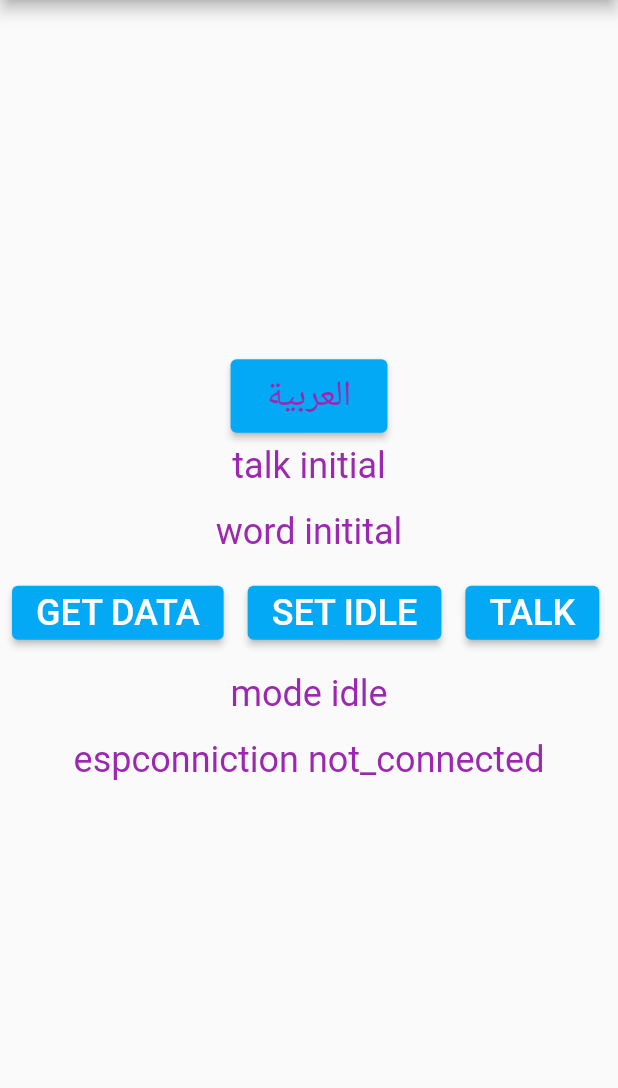
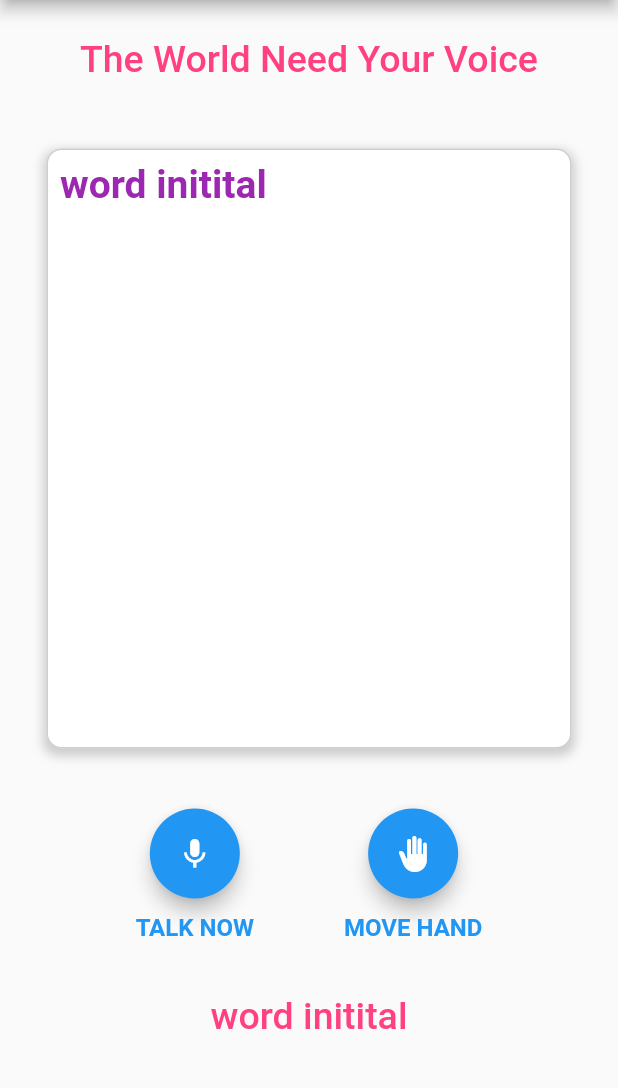
Before and after one commit to Thanoon12k/hand-moving-sensor, a Flutter app: the WIFISCREEN screen opened directly, after a tap on the "arrow back" icon, on a phone screen of 412 x 824 dp, the part 84-1172 px from its top. Run offline on Flutter 3.47's test engine with Material 2 defaults, Android fonts, the phone set to English and light mode, and no system bars; our stand-ins replace flutter_tts, get, permission_handler, speech_to_text.

Commit message:
two homes full of wrongs

```diff
--- /dev/null
+++ b/lib/homeold.dart
@@ -0,0 +1,114 @@
+import 'package:flutter/material.dart';
+import 'package:get/get.dart';
+import 'package:wifi/controller.dart';
+import 'package:wifi/stt_controller.dart';
+import 'package:wifi/tts_controller.dart';
+import 'package:wifi/widgets/google_mic.dart';
+import 'package:wifi/widgets/rounded_button.dart';
+import 'package:wifi/widgets/widgets.dart';
+import 'package:wifi/wifi.dart';
+
+class HomeOld extends StatelessWidget {
+  EspManager espcontroller = Get.put(EspManager());
+  Text2SpeechManager ttscontroller = Get.put(Text2SpeechManager());
+  Speech2TextManager sttcontroller = Get.put(Speech2TextManager());
+  var buttontext = "new";
+
+  HomeOld({super.key});
+  @override
+  Widget build(BuildContext context) {
+    return Scaffold(
+      appBar: AppBar(
+        leading: IconButton(
+            icon: const Icon(
+              Icons.wifi,
+              color: Colors.white,
+              size: 30,
+            ),
+            onPressed: () {
+              espcontroller.current_mode.value = "idle";
+              Get.to(() => WIFISCREEN());
+            }),
+        title: const Text(
+          'REACH TO ALL',
+          style: TextStyle(color: Colors.white, fontSize: 24),
+        ),
+      ),
+      body: Column(children: [
+        const SizedBox(height: 25),
+        Container(
+          padding: const EdgeInsets.symmetric(horizontal: 25),
+          alignment: Alignment.topCenter,
+          child: const Text(
+            'The World Need Your Voice',
+            style: TextStyle(
+              fontSize: 25,
+              color: Colors.pinkAccent,
+              fontWeight: FontWeight.w500,
+            ),
+          ),
+        ),
+        const SizedBox(height: 45),
+        Container(
+          width: 350,
+          height: 400,
+          decoration: BoxDecoration(
+            color: Colors.white,
+            borderRadius: BorderRadius.circular(10.0),
+            boxShadow: [
+              BoxShadow(
+                color: Colors.grey.withOpacity(0.5),
+                spreadRadius: 2,
+                blurRadius: 5,
+                offset: Offset(0, 3), // changes position of shadow
+              ),
+            ],
+            border: Border.all(
+              color: Colors.grey.withOpacity(0.5),
+              width: 1.0,
+            ),
+          ),
+          child: Padding(
+            padding: const EdgeInsets.all(8.0),
+            child: Obx(
+              () => Text(
+                espcontroller.new_word.value,
+                style: const TextStyle(
+                  fontSize: 26,
+                  color: Colors.purple,
+                  fontWeight: FontWeight.w700,
+                  decorationColor: Colors.purple,
+                  decorationThickness: 2,
+                ),
+              ),
+            ),
+          ),
+        ),
+        const SizedBox(height: 10),
+        Row(
+          mainAxisAlignment: MainAxisAlignment.center,
+          children: [
+            RoundButton(
+              icon: Icons.mic,
+              text: "TALK NOW",
+              controller: espcontroller,
+              sttcontroller: sttcontroller,
+              ttscontroller: ttscontroller,
+            ),
+            RoundButton(
+              icon: Icons.back_hand,
+              text: "MOVE HAND",
+              controller: espcontroller,
+              sttcontroller: sttcontroller,
+              ttscontroller: ttscontroller,
+            ),
+          ],
+        ),
+        const SizedBox(
+          height: 20,
+        ),
+        TextContainer(text: espcontroller.new_word.value),
+      ]),
+    );
+  }
+}
--- a/lib/main.dart
+++ b/lib/main.dart
@@ -1,6 +1,7 @@
 import 'package:flutter/material.dart';
 import 'package:get/get.dart';
-import 'home.dart';
+import 'HomeOld.dart';
+import 'homeok.dart';
 
 void main() {
   runApp(const MyApp());
@@ -16,7 +17,7 @@ class MyApp extends StatelessWidget {
       theme: ThemeData(
         primarySwatch: Colors.lightBlue,
       ),
-      home: HomeScreen(),
+      home: HomeOld(),
     );
   }
 }
--- /dev/null
+++ b/lib/widgets/rounded_button.dart
@@ -0,0 +1,74 @@
+import 'package:flutter/material.dart';
+
+import '../controller.dart';
+import '../stt_controller.dart';
+import '../tts_controller.dart';
+
+class RoundButton extends StatelessWidget {
+  final IconData icon;
+  final String text;
+  final EspManager controller;
+  final Text2SpeechManager ttscontroller;
+  final Speech2TextManager sttcontroller;
+
+  RoundButton({
+    required this.icon,
+    required this.text,
+    required this.controller,
+    required this.ttscontroller,
+    required this.sttcontroller,
+  });
+
+  void _onTap() {
+    debugPrint("tap ");
+  }
+
+  void _onLongPressend(LongPressEndDetails detail) {
+    debugPrint("long press end ");
+  }
+
+  void _longPressStart(LongPressStartDetails detail) {
+    debugPrint("long press start ");
+  }
+
+  @override
+  Widget build(BuildContext context) {
+    return Container(
+        padding: const EdgeInsets.fromLTRB(30, 30, 30, 15),
+        child: Column(
+          children: [
+            SizedBox(
+              width: 60,
+              height: 60,
+              child: GestureDetector(
+                onTap: _onTap,
+                onLongPressStart: _longPressStart,
+                onLongPressEnd: _onLongPressend,
+                child: ElevatedButton(
+                  onPressed: () {},
+                  style: ElevatedButton.styleFrom(
+                    shape: const CircleBorder(),
+                    backgroundColor: Colors.blue,
+                    elevation: 5,
+                  ),
+                  child: Icon(
+                    icon,
+                    size: 24,
+                    color: Colors.white,
+                  ),
+                ),
+              ),
+            ),
+            const SizedBox(height: 10),
+            Text(
+              text,
+              style: const TextStyle(
+                color: Colors.blue,
+                fontSize: 16,
+                fontWeight: FontWeight.bold,
+              ),
+            ),
+          ],
+        ));
+  }
+}
--- /dev/null
+++ b/lib/widgets/widgets.dart
@@ -0,0 +1,26 @@
+import 'package:flutter/material.dart';
+
+class TextContainer extends StatelessWidget {
+  const TextContainer({
+    super.key,
+    required this.text,
+  });
+
+  final String text;
+
+  @override
+  Widget build(BuildContext context) {
+    return Container(
+      padding: const EdgeInsets.symmetric(horizontal: 25),
+      alignment: Alignment.topCenter,
+      child: Text(
+        text,
+        style: const TextStyle(
+          fontSize: 25,
+          color: Colors.pinkAccent,
+          fontWeight: FontWeight.w500,
+        ),
+      ),
+    );
+  }
+}
--- a/lib/wifi.dart
+++ b/lib/wifi.dart
@@ -2,7 +2,8 @@ import 'package:flutter/material.dart';
 import 'package:get/get.dart';
 import 'package:wifi/controller.dart';
 
-import 'home.dart';
+import 'HomeOld.dart';
+import 'homeok.dart';
 
 class WIFISCREEN extends StatefulWidget {
   @override
@@ -56,7 +57,7 @@ class _WIFISCREENState extends State<WIFISCREEN> {
               color: Colors.white,
               size: 30,
             ),
-            onPressed: () => Get.to(() => HomeScreen())),
+            onPressed: () => Get.to(() => HomeOld())),
       ),
       body: espcontroller.connection_status.value == "connected"
           ? SingleChildScrollView(
@@ -133,3 +134,23 @@ class _WIFISCREENState extends State<WIFISCREEN> {
     );
   }
 }
+
+class MyText extends StatelessWidget {
+  const MyText({
+    super.key,
+    required this.buttontext,
+  });
+
+  final String buttontext;
+
+  @override
+  Widget build(BuildContext context) {
+    return Container(
+      padding: const EdgeInsets.all(8),
+      child: Text(
+        buttontext,
+        style: const TextStyle(color: Colors.purple, fontSize: 24),
+      ),
+    );
+  }
+}
```
Also changed, not shown: lib/controller.dart (+6 -1 lines), lib/homeok.dart (renamed from lib/home.dart, +18 -7 lines), lib/stt_controller.dart (+16 -19 lines), lib/widgets/google_mic.dart (added, +158 -0 lines).
